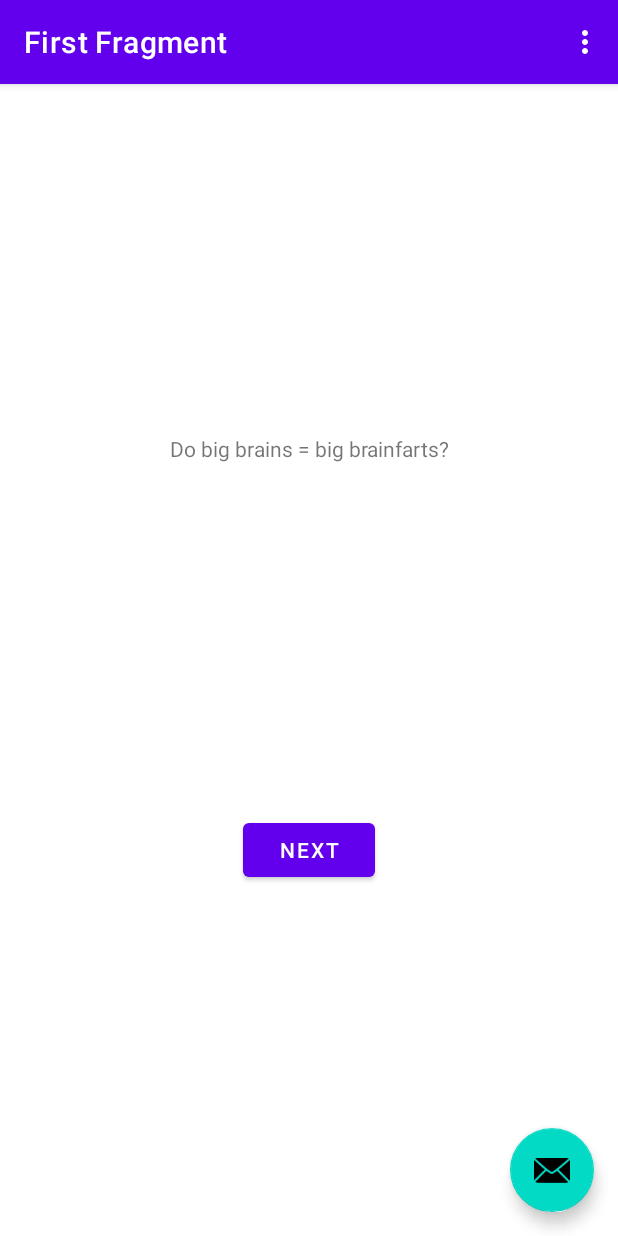
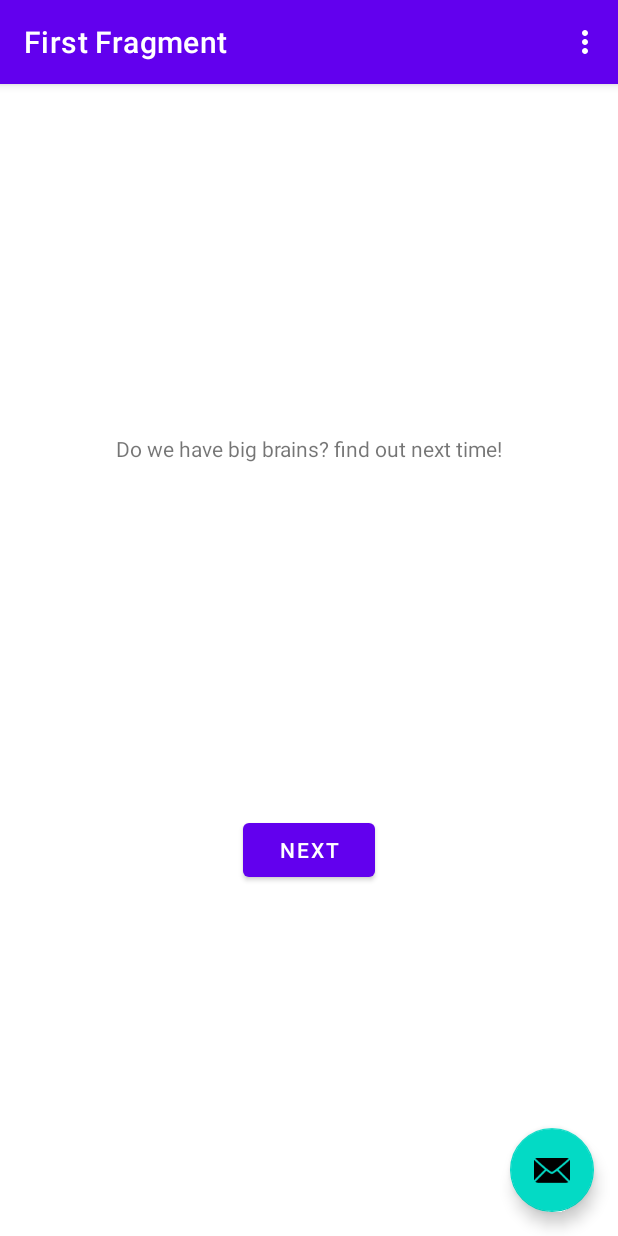
Before and after one commit to frbarbre/P2G2T222MiniProject, an Android app: the screen it shows after launch (MainActivity), on a phone screen of 412 x 824 dp. Run offline under Robolectric (Android 15) with nearby library versions, the phone set to English and light mode, and no system bars; our stand-ins replace navigation-ui.

Commit message:
Are we big brains?

```diff
--- a/app/src/main/res/values/strings.xml
+++ b/app/src/main/res/values/strings.xml
@@ -7,6 +7,6 @@
     <string name="next">Next</string>
     <string name="previous">Previous</string>
 
-    <string name="hello_first_fragment">Do big brains = big brainfarts?</string>
+    <string name="hello_first_fragment">Do we have big brains? find out next time!</string>
     <string name="hello_second_fragment">Hello second fragment. Arg: %1$s</string>
 </resources>
```
